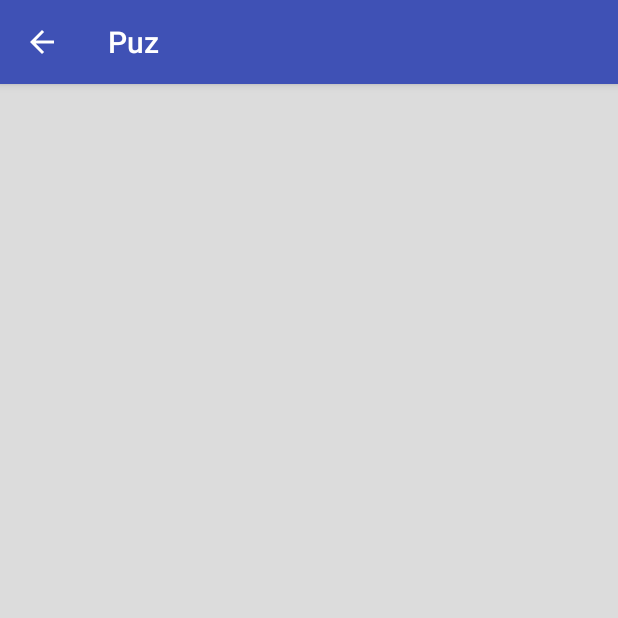
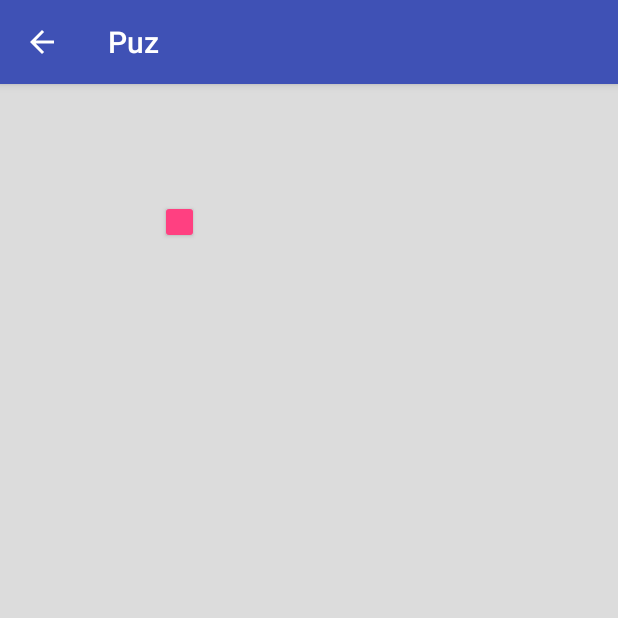
Before and after one commit to WyreCoder/puz, an Android app: the FindTheObject screen opened directly, with no data from a screen before it, on a phone screen of 412 x 824 dp, the top half of it. Run offline under Robolectric (Android 15) with nearby library versions, the phone set to English and light mode, and no system bars; our stand-ins replace Volley; 4 statements that could not run were skipped.

Commit message:
corrected colour

```diff
--- a/Puz/app/src/main/res/layout/activity_click_challenge.xml
+++ b/Puz/app/src/main/res/layout/activity_click_challenge.xml
@@ -28,7 +28,7 @@
 
     <Button
         android:id="@+id/objectBtn"
-        style="@style/Widget.AppCompat.Button.Borderless.Colored"
+        style="@style/Widget.AppCompat.Button.Colored"
         android:layout_width="26dp"
         android:layout_height="29dp"
         android:layout_marginBottom="8dp"
```
